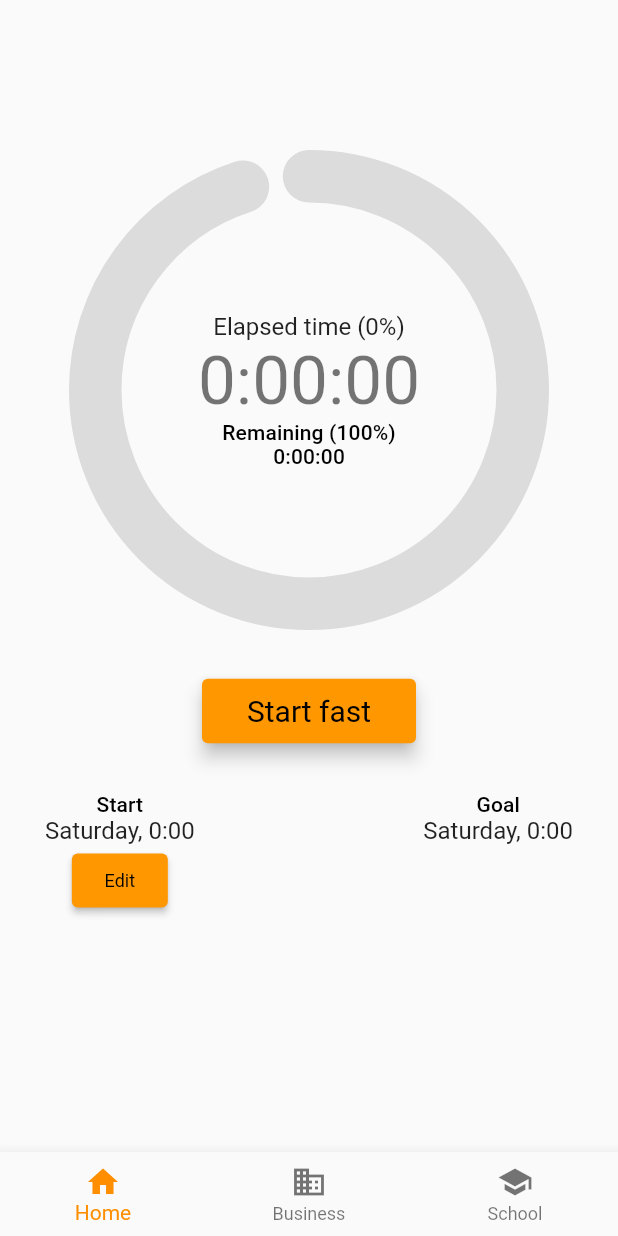
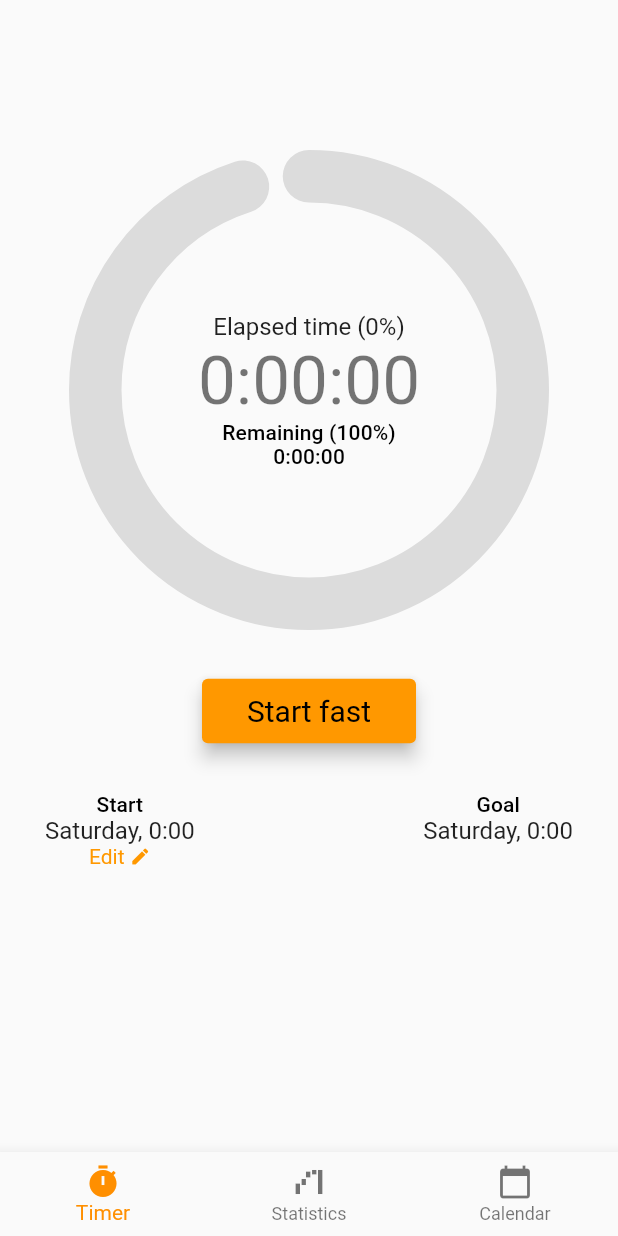
Before and after one commit to pithuene/null, a Flutter app: the screen it shows after launch, on a phone screen of 412 x 824 dp. Run offline on Flutter 3.47's test engine with Material 2 defaults, Android fonts, the phone set to English and light mode, and no system bars; drawn by our look-alikes of percent_indicator; our stand-ins replace flutter_datetime_picker.

Commit message:
Style changes

```diff
--- a/lib/currentfast.dart
+++ b/lib/currentfast.dart
@@ -30,24 +30,28 @@ class StartTime extends StatelessWidget {
 
   @override
   Widget build(BuildContext context) {
-    final ButtonStyle changeButtonStyle = ElevatedButton.styleFrom(
-      textStyle: const TextStyle(fontSize: 12),
-      padding: EdgeInsets.all(10),
+    const double fontSize = 14;
+    final TextStyle editLabelStyle = TextStyle(
+      color: Theme.of(context).primaryColor,
     );
     final TextStyle? startLabelStyle = Theme.of(context).textTheme.subtitle2;
     final TextStyle? dateLabelStyle = Theme.of(context).textTheme.subtitle1;
-    return Column(
+    return new GestureDetector(
+      onTap: () => selectStartDate(context),
+      child: Column(
         mainAxisAlignment: MainAxisAlignment.start,
         crossAxisAlignment: CrossAxisAlignment.center,
         children: <Widget>[
           Text('Start', style: startLabelStyle),
           Text(DateFormat("EEEE, H:Hm").format(startDate ?? DateTime(0)), style: dateLabelStyle),
-            ElevatedButton(
-              style: changeButtonStyle,
-              onPressed: () => selectStartDate(context),
-              child: const Text('Edit'),
+          Row(
+            children: <Widget>[
+              Text('Edit ', style: editLabelStyle),
+              Icon(Icons.mode_edit, size: fontSize, color: Theme.of(context).primaryColor),
+            ],
           ),
         ],
+      ),
     );
   }
 }
--- a/lib/main.dart
+++ b/lib/main.dart
@@ -49,16 +49,16 @@ class _MyHomePageState extends State<MyHomePage> {
       bottomNavigationBar: BottomNavigationBar(
         items: const <BottomNavigationBarItem>[
           BottomNavigationBarItem(
-            icon: Icon(Icons.home),
-            label: 'Home',
+            icon: Icon(Icons.timer),
+            label: 'Timer',
           ),
           BottomNavigationBarItem(
-            icon: Icon(Icons.business),
-            label: 'Business',
+            icon: Icon(Icons.waterfall_chart),
+            label: 'Statistics',
           ),
           BottomNavigationBarItem(
-            icon: Icon(Icons.school),
-            label: 'School',
+            icon: Icon(Icons.calendar_today),
+            label: 'Calendar',
           ),
         ],
         currentIndex: selectedTabIndex,
```
Lines whose indentation alone changed are shown as unchanged.
